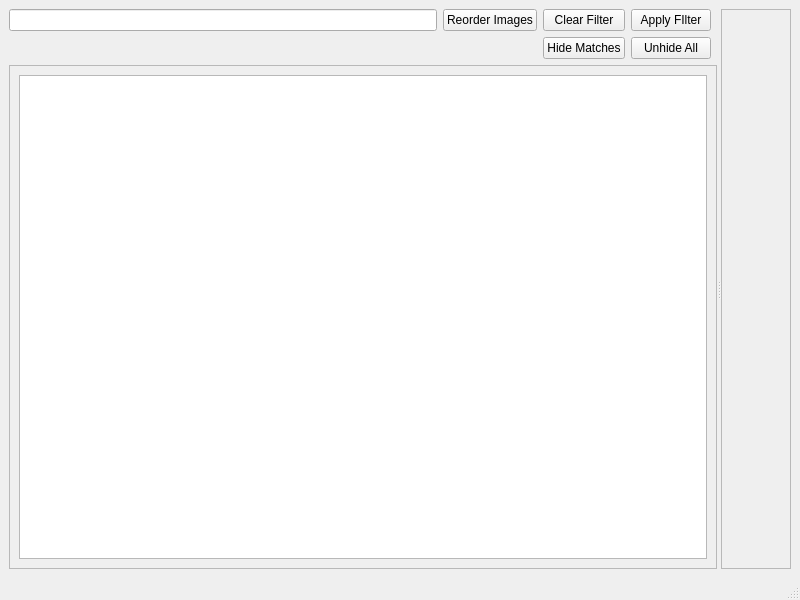
This is MainWindow_EID.ui in johnowhitaker/eid as Qt 5 draws it before an edit. The edited form follows.
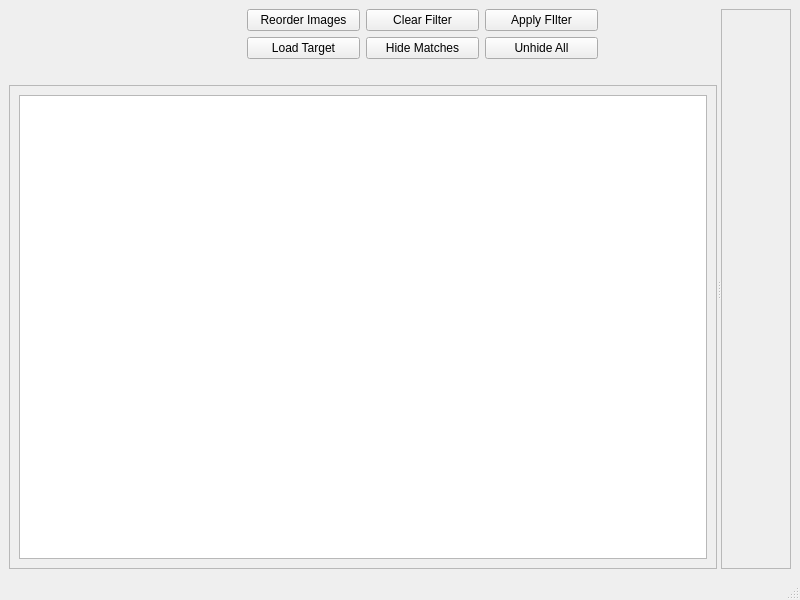
This is the edited form.

Commit message: Added dialogs for add target and reorder images. Reorder not working. Scaling now works even with smalls. Smooth scaling enabled (set at start of file on todo).

The edit to the form file:
```diff
--- a/MainWindow_EID.ui
+++ b/MainWindow_EID.ui
@@ -22,7 +22,20 @@
       </property>
       <widget class="QWidget" name="layoutWidget_2">
        <layout class="QGridLayout" name="gridLayout_3">
-        <item row="0" column="1">
+        <item row="1" column="3">
+         <widget class="QPushButton" name="btn_load_target">
+          <property name="minimumSize">
+           <size>
+            <width>1</width>
+            <height>0</height>
+           </size>
+          </property>
+          <property name="text">
+           <string>Load Target</string>
+          </property>
+         </widget>
+        </item>
+        <item row="0" column="3">
          <widget class="QPushButton" name="btn_reorder_pics">
           <property name="minimumSize">
            <size>
@@ -35,7 +48,7 @@
           </property>
          </widget>
         </item>
-        <item row="2" column="0" colspan="5">
+        <item row="4" column="1" colspan="6">
          <widget class="QScrollArea" name="scrl_features_2">
           <property name="widgetResizable">
            <bool>true</bool>
@@ -46,7 +59,7 @@
              <x>0</x>
              <y>0</y>
              <width>697</width>
-             <height>463</height>
+             <height>440</height>
             </rect>
            </property>
            <layout class="QGridLayout" name="gridLayout_5">
@@ -57,7 +70,7 @@
           </widget>
          </widget>
         </item>
-        <item row="0" column="2">
+        <item row="0" column="4">
          <widget class="QPushButton" name="btn_clear_filter">
           <property name="sizePolicy">
            <sizepolicy hsizetype="Preferred" vsizetype="Fixed">
@@ -70,37 +83,37 @@
           </property>
          </widget>
         </item>
-        <item row="0" column="3">
+        <item row="0" column="5">
          <widget class="QPushButton" name="btn_apply_filter">
           <property name="text">
            <string>Apply FIlter</string>
           </property>
          </widget>
         </item>
-        <item row="0" column="0">
-         <widget class="QLineEdit" name="txt_img_filter_2">
-          <property name="sizePolicy">
-           <sizepolicy hsizetype="MinimumExpanding" vsizetype="Fixed">
-            <horstretch>0</horstretch>
-            <verstretch>0</verstretch>
-           </sizepolicy>
-          </property>
-         </widget>
-        </item>
-        <item row="1" column="3">
+        <item row="1" column="5">
          <widget class="QPushButton" name="btn_unhide_all">
           <property name="text">
            <string>Unhide All</string>
           </property>
          </widget>
         </item>
-        <item row="1" column="2">
+        <item row="1" column="4">
          <widget class="QPushButton" name="btn_hide_all">
           <property name="text">
            <string>Hide Matches</string>
           </property>
          </widget>
         </item>
+        <item row="2" column="2" colspan="4">
+         <widget class="QLabel" name="label_target">
+          <property name="text">
+           <string/>
+          </property>
+          <property name="alignment">
+           <set>Qt::AlignRight|Qt::AlignTrailing|Qt::AlignVCenter</set>
+          </property>
+         </widget>
+        </item>
        </layout>
       </widget>
       <widget class="QScrollArea" name="scrollArea_2">
```
The commit also changes 5 other files.
